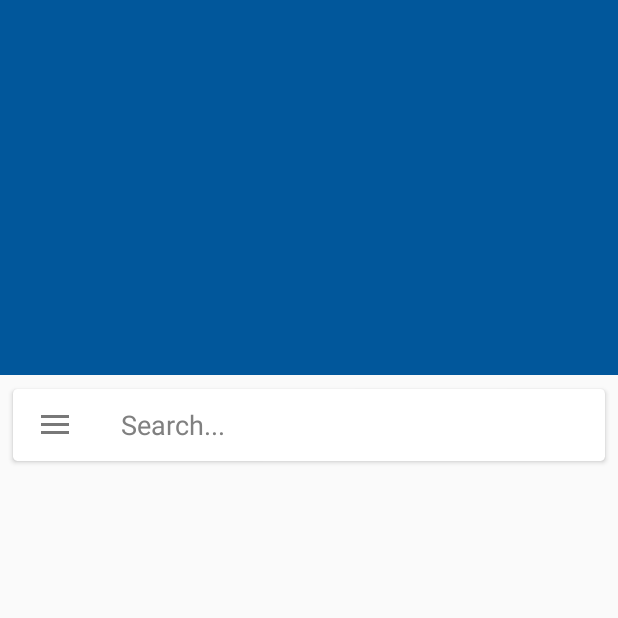
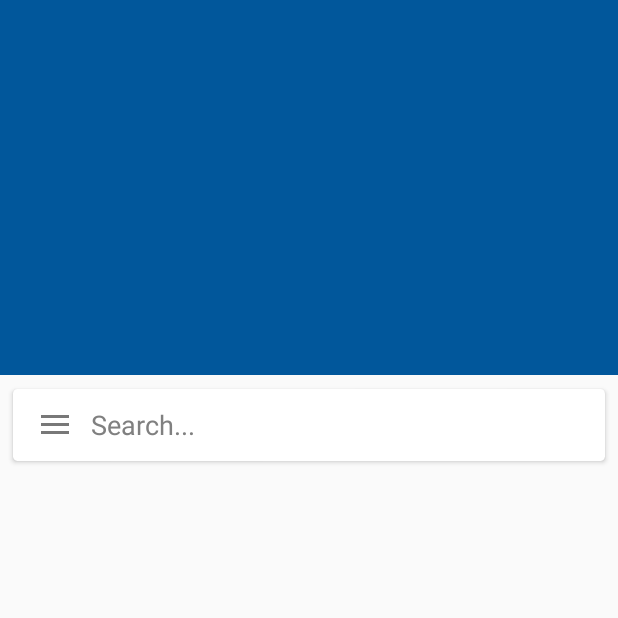
Before and after one commit to Chivorns/SmartSearchView, an Android app: the screen it shows after launch (MainActivity), in the side drawer, after a tap on "Sliding search view", on a phone screen of 412 x 824 dp, the top half of it. Run offline under Robolectric (Android 15) with nearby library versions, the phone set to English and light mode, and no system bars; libraries missing offline, so code that uses them is left out: android.support.v7, com.bartoszlipinski.viewpropertyobjectanimator; 11 statements that could not run were skipped.

Commit message:
Improve layout

```diff
--- a/sample/src/main/AndroidManifest.xml
+++ b/sample/src/main/AndroidManifest.xml
@@ -4,9 +4,9 @@
 
     <application
         android:allowBackup="true"
-        android:icon="@mipmap/ic_launcher"
+        android:icon="@drawable/smartsearchview_icon"
         android:label="@string/app_name"
-        android:roundIcon="@mipmap/ic_launcher_round"
+        android:roundIcon="@drawable/smartsearchview_icon"
         android:supportsRtl="true"
         android:theme="@style/AppTheme">
         <activity android:name=".MainActivity">
--- a/sample/src/main/res/values/strings.xml
+++ b/sample/src/main/res/values/strings.xml
@@ -1,5 +1,5 @@
 <resources>
-    <string name="app_name">FloatingSearchView</string>
+    <string name="app_name">SmartSearchView</string>
     <string name="action_voice_rec">action voice rec</string>
     <string name="action_location">action location</string>
     <string name="action_taxi">action taxi</string>
--- a/smartsearchview/src/main/java/com/chivorn/hum/smartsearchview/SmartSearchView.java
+++ b/smartsearchview/src/main/java/com/chivorn/hum/smartsearchview/SmartSearchView.java
@@ -364,7 +364,7 @@ public class SmartSearchView extends FrameLayout {
         mHostActivity = Util.getHostActivity(getContext());
 
         LayoutInflater layoutInflater = (LayoutInflater) getContext().getSystemService(Context.LAYOUT_INFLATER_SERVICE);
-        mMainLayout = inflate(getContext(), R.layout.floating_search_layout, this);
+        mMainLayout = inflate(getContext(), R.layout.smartsearchview_layout, this);
         mBackgroundDrawable = new ColorDrawable(Color.BLACK);
 
         mQuerySection = (CardView) findViewById(R.id.search_query_section);
--- a/smartsearchview/src/main/res/layout/search_query_section.xml
+++ b/smartsearchview/src/main/res/layout/search_query_section.xml
@@ -46,8 +46,8 @@
             android:layout_width="match_parent"
             android:layout_height="wrap_content"
             android:layout_centerInParent="true"
-            android:layout_marginLeft="20dp"
-            android:layout_marginStart="20dp"
+            android:layout_marginLeft="@dimen/search_bar_search_input_left_margin"
+            android:layout_marginStart="@dimen/search_bar_search_input_left_margin"
             android:layout_toEndOf="@+id/search_bar_left_action_container"
             android:layout_toRightOf="@+id/search_bar_left_action_container">
 
--- a/smartsearchview/src/main/res/values/dimens.xml
+++ b/smartsearchview/src/main/res/values/dimens.xml
@@ -2,7 +2,7 @@
     <dimen name="search_bar_height">48dp</dimen>
     <dimen name="search_bar_left_icon_left_margin">4dp</dimen>
     <dimen name="search_bar_right_icon_right_margin">4dp</dimen>
-    <dimen name="search_bar_search_input_left_margin">20dp</dimen>
+    <dimen name="search_bar_search_input_left_margin">0dp</dimen>
     <dimen name="search_bar_search_input_right_margin">68dp</dimen>
     <dimen name="search_bar_filter_section_marin_left">64dp</dimen>
     <dimen name="text_content_margin">16dp</dimen>
```
Also changed, not shown: sample/src/main/res/drawable-xxhdpi/smartsearchview_icon.png (added), smartsearchview/src/main/res/layout/smartsearchview_layout.xml (renamed from smartsearchview/src/main/res/layout/floating_search_layout.xml).
